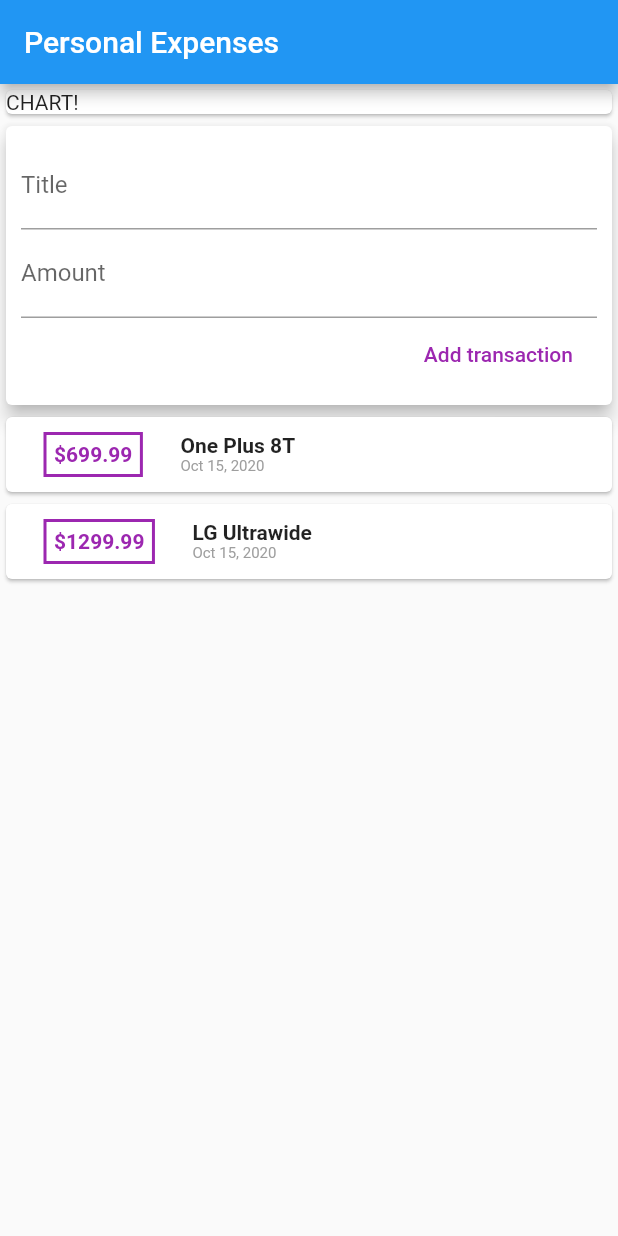
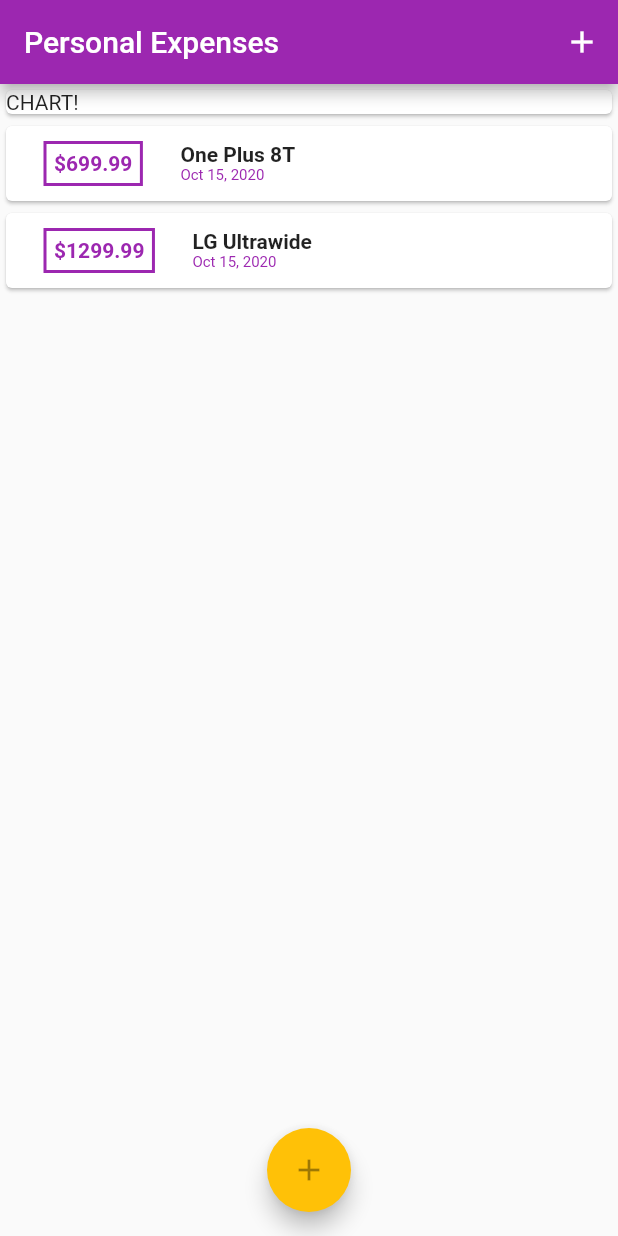
Before and after one commit to Nsbainathsah/PersonalExpensesApp, a Flutter app: the screen it shows after launch, on a phone screen of 412 x 824 dp. Run offline on Flutter 3.47's test engine with Material 2 defaults, Android fonts, the phone set to English and light mode, and no system bars.

```diff
--- a/lib/Widgets/transactionList.dart
+++ b/lib/Widgets/transactionList.dart
@@ -10,7 +10,7 @@ class TransactionList extends StatelessWidget {
   @override
   Widget build(BuildContext context) {
     return Container(
-      height: 400,
+      height: 300,
       child: ListView.builder(
         itemBuilder: (ctx, index){
           return Card(
@@ -21,16 +21,16 @@ class TransactionList extends StatelessWidget {
                   margin: EdgeInsets.symmetric(vertical: 10, horizontal: 25),
                   decoration: BoxDecoration(
                       border: Border.all(
-                    color: Colors.purple,
+                    color: Theme.of(context).primaryColor,
                     width: 2,
                   )),
                   child: Text(
                     //transaction card amount
-                    '\$${transactions[index].amount}', //String interpolation (Dart feature) replaces .toString() adds all Strings inside curly braces together
+                    '\$${transactions[index].amount.toStringAsFixed(2)}', //String interpolation (Dart feature) replaces .toString() adds all Strings inside curly braces together, to string still added for 2 decimal places
                     style: TextStyle(
                         fontWeight: FontWeight.bold,
                         fontSize: 14,
-                        color: Colors.purple),
+                        color: Theme.of(context).primaryColor),
                   ),
                 ),
                 Column(
@@ -47,7 +47,9 @@ class TransactionList extends StatelessWidget {
                     //transaction card title
                     Text(
                       DateFormat.yMMMd().format(transactions[index].tDate),
-                      style: TextStyle(fontSize: 10, color: Colors.grey),
+                      style: TextStyle(
+                        fontSize: 10,
+                        color: Theme.of(context).primaryColor),
                     )
                   ], //transaction card date
                 )
--- a/lib/main.dart
+++ b/lib/main.dart
@@ -1,5 +1,7 @@
-import 'package:PersonalExpensesApp/Widgets/userTransaction.dart';
+import 'package:PersonalExpensesApp/Widgets/newTransaction.dart';
+import 'package:PersonalExpensesApp/Widgets/transactionList.dart';
 import 'package:flutter/material.dart';
+import 'Models/Transaction.dart';
 
 void main() => runApp(MyApp());
 
@@ -7,31 +9,77 @@ class MyApp extends StatelessWidget {
   @override
   Widget build(BuildContext context) {
     return MaterialApp(
-      title: 'Flutter App',
+      title: 'Personal Expenses',
       home: MyHomePage(),
+
+      theme: ThemeData(
+        primarySwatch: Colors.purple,
+        accentColor: Colors.amber
+      ),
     );
   }
 }
 
-class MyHomePage extends StatelessWidget {
-
+class MyHomePage extends StatefulWidget {
   // String titleInput;
   // String amountInput;
 
 /*TextEditingController is a class provided by flutter.
 You can assign controllers to textfields to automatically connect the controller to the text and save the user input */
 
+  @override
+  _MyHomePageState createState() => _MyHomePageState();
+}
+
+class _MyHomePageState extends State<MyHomePage> {
   final titleInputController = TextEditingController();
   final amountInputController = TextEditingController();
+
+  final List<Transaction> _userTransactionsList = [
+    Transaction(
+        tID: 'T1',
+        title: 'One Plus 8T',
+        amount: 699.99,
+        tDate: DateTime.now()),
+    Transaction(
+        tID: 'T2',
+        title: 'LG Ultrawide',
+        amount: 1299.99,
+        tDate: DateTime.now())
+  ];
+
+  void _addNewTransaction(String txTitle, double txAmount) {
+    final newTx = Transaction(
+        tID: DateTime.now().toString(),
+        title: txTitle,
+        amount: txAmount,
+        tDate: DateTime.now());
+
+    setState(() {
+      _userTransactionsList.add(newTx);
+    });
+  }
+
+  void _startNewTransaction(BuildContext bldctx) {
+    showModalBottomSheet(
+      context: (bldctx),
+      builder: (_) {
+        return GestureDetector(
+          onTap: (){},
+          behavior: HitTestBehavior.opaque, //prevents modal sheet from closing if tapped on white space
+          child: NewTransaction(_addNewTransaction));
+      },
+    );
+  }
 
   @override
   Widget build(BuildContext context) {
     return Scaffold(
       appBar: AppBar(
         title: Text('Personal Expenses'),
+        actions: [IconButton(icon: Icon(Icons.add), onPressed: () => _startNewTransaction(context))],
       ),
-        body: Column(
-          crossAxisAlignment: CrossAxisAlignment.stretch,
+      body: ListView(
         children: [
           Container(
             width: double.infinity,
@@ -39,9 +87,15 @@ You can assign controllers to textfields to automatically connect the controller
               child: Text('CHART!'),
             ),
           ),
-            UserTransaction()
+          TransactionList(_userTransactionsList)
         ] //close column children
         ,
-        ));
+      ),
+      floatingActionButtonLocation: FloatingActionButtonLocation.centerFloat,
+      floatingActionButton: FloatingActionButton(
+        child: IconButton(icon: Icon(Icons.add), onPressed: null),
+        onPressed: () => _startNewTransaction(context),
+      ),
+    );
   }
 }
```
Also changed, not shown: lib/Widgets/newTransaction.dart (+29 -8 lines). Lines whose indentation alone changed are shown as unchanged.
